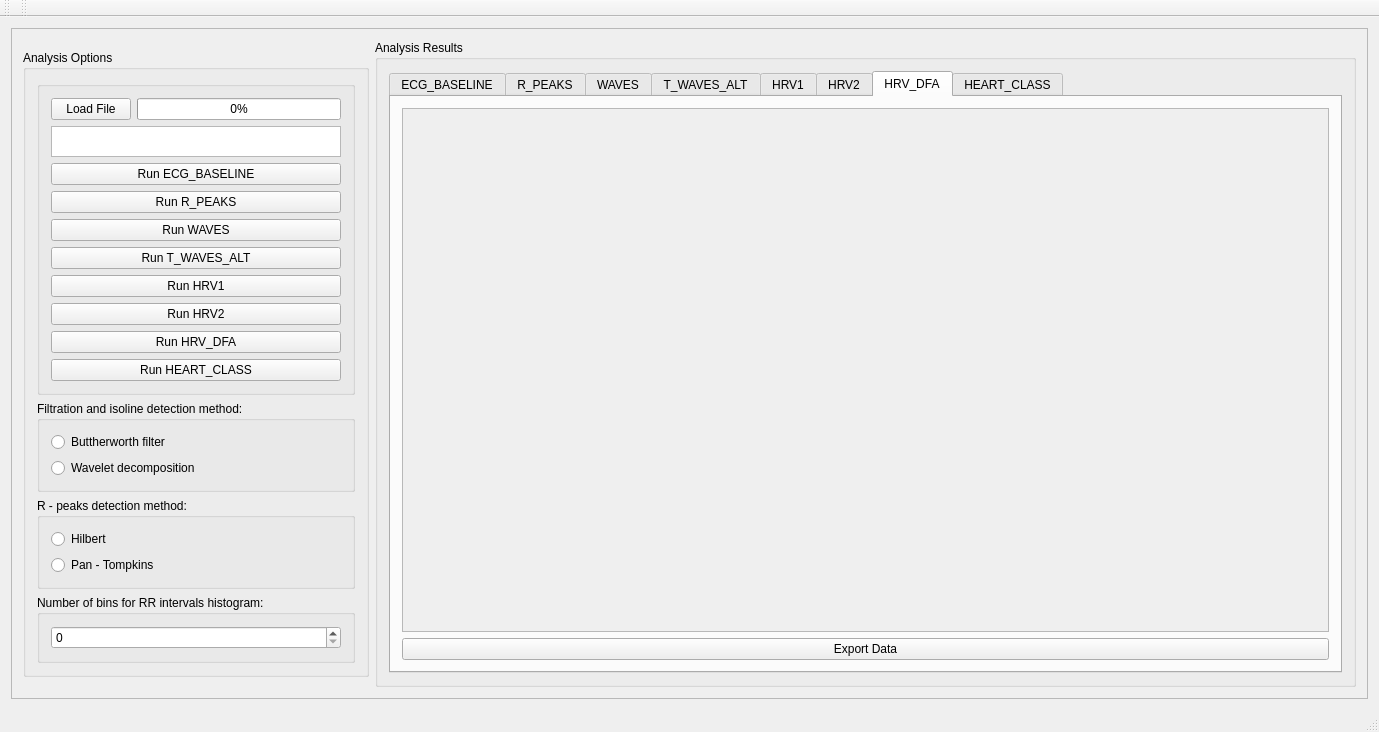
Old version of the form GUI/mainwindow.ui in the repository zamkot/cardiorama.
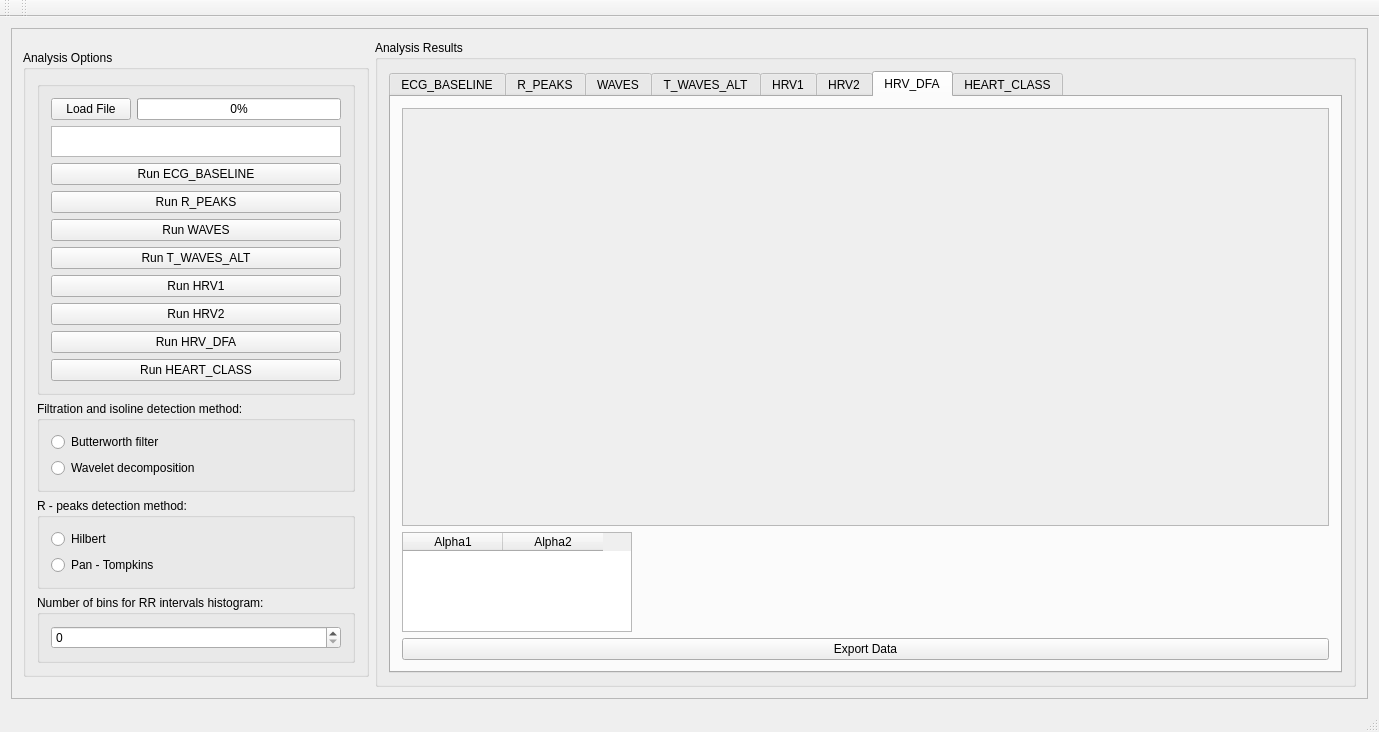
New version of the form. The open tabs and pages were chosen to show the change.

```diff
--- a/GUI/mainwindow.ui
+++ b/GUI/mainwindow.ui
@@ -149,7 +149,7 @@
               <item>
                <widget class="QRadioButton" name="Buttherworth">
                 <property name="text">
-                 <string>Buttherworth filter</string>
+                 <string>Butterworth filter</string>
                 </property>
                </widget>
               </item>
@@ -516,13 +516,33 @@
                     <x>0</x>
                     <y>0</y>
                     <width>941</width>
-                    <height>529</height>
+                    <height>423</height>
                    </rect>
                   </property>
                   <layout class="QGridLayout" name="gridLayout_8"/>
                  </widget>
                 </widget>
                </item>
+               <item>
+                <widget class="QTableWidget" name="Alpha">
+                 <property name="maximumSize">
+                  <size>
+                   <width>230</width>
+                   <height>100</height>
+                  </size>
+                 </property>
+                 <column>
+                  <property name="text">
+                   <string>Alpha1</string>
+                  </property>
+                 </column>
+                 <column>
+                  <property name="text">
+                   <string>Alpha2</string>
+                  </property>
+                 </column>
+                </widget>
+               </item>
                <item>
                 <widget class="QPushButton" name="ExportData_6">
                  <property name="text">
```
Left out of the diff: 13 changed lines with no effect on the pictures.
